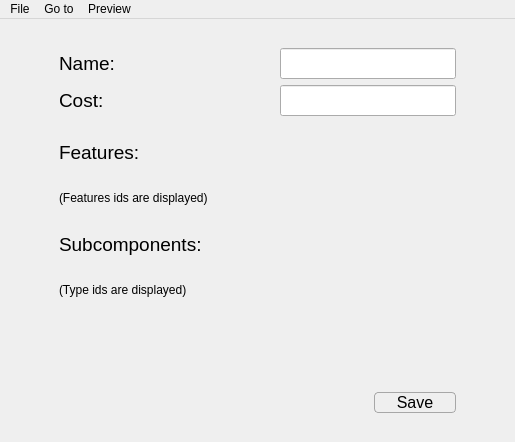
The window that lab2/task1-SystemConfigFileEditor/mainwindow.ui (yevkk/labs-oop) describes before a commit, drawn with Qt 5.
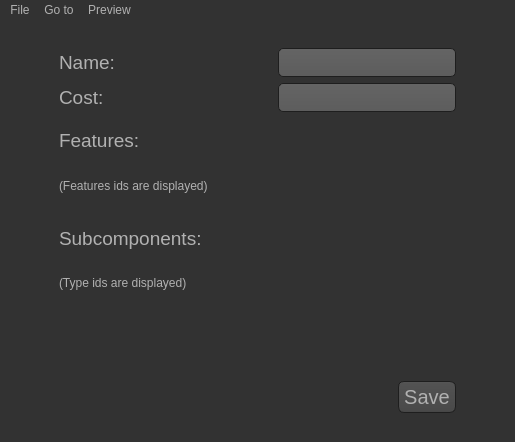
The same window after the commit. The open tabs and pages were chosen to show the change. Icons and pictures are not drawn.

```diff
--- a/lab2/task1-SystemConfigFileEditor/mainwindow.ui
+++ b/lab2/task1-SystemConfigFileEditor/mainwindow.ui
@@ -20,22 +20,345 @@
    <string>System ConfigFile Editor</string>
   </property>
   <property name="styleSheet">
-   <string notr="true">QPushButton {
-	border: 1px solid rgb(167, 167, 167);
-    border-radius: 4px;
-    background-color: qlineargradient(x1: 0, y1: 0, x2: 0, y2: 1,
-                                       stop: 0 #f6f7fa, stop: 1 #dadbde);
-     min-width: 80px;
+   <string notr="true">
+QWidget
+{
+    color: #b1b1b1;
+    background-color: #323232;
 }
 
-QPushButton:pressed {
-     background-color: qlineargradient(x1: 0, y1: 0, x2: 0, y2: 1,
-                                       stop: 0 #dadbde, stop: 1 #f6f7fa);
+QWidget:item:hover
+{
+    background-color: QLinearGradient( x1: 0, y1: 0, x2: 0, y2: 1, stop: 0 #ffa02f, stop: 1 #ca0619);
+    color: #000000;
 }
 
-QTableView {
-	selection-background-color: rgb(222, 0, 0);
-	selection-color: rgb(255, 255, 255);
+QWidget:item:selected
+{
+    background-color: QLinearGradient( x1: 0, y1: 0, x2: 0, y2: 1, stop: 0 #ffa02f, stop: 1 #d7801a);
+}
+
+QMenuBar::item
+{
+    background: transparent;
+}
+
+QMenuBar::item:selected
+{
+    background: transparent;
+    border: 1px solid #ffaa00;
+}
+
+QMenuBar::item:pressed
+{
+    background: #444;
+    border: 1px solid #000;
+    background-color: QLinearGradient(
+        x1:0, y1:0,
+        x2:0, y2:1,
+        stop:1 #212121,
+        stop:0.4 #343434/*,
+        stop:0.2 #343434,
+        stop:0.1 #ffaa00*/
+    );
+    margin-bottom:-1px;
+    padding-bottom:1px;
+}
+
+QMenu
+{
+    border: 1px solid #000;
+}
+
+QMenu::item
+{
+    padding: 2px 20px 2px 20px;
+}
+
+QMenu::item:selected
+{
+    color: #000000;
+}
+
+QWidget:disabled
+{
+    color: #404040;
+    background-color: #323232;
+}
+
+QAbstractItemView
+{
+    background-color: QLinearGradient( x1: 0, y1: 0, x2: 0, y2: 1, stop: 0 #4d4d4d, stop: 0.1 #646464, stop: 1 #5d5d5d);
+}
+
+QWidget:focus
+{
+    /*border: 2px solid QLinearGradient( x1: 0, y1: 0, x2: 0, y2: 1, stop: 0 #ffa02f, stop: 1 #d7801a);*/
+}
+
+QLineEdit
+{
+    background-color: QLinearGradient( x1: 0, y1: 0, x2: 0, y2: 1, stop: 0 #4d4d4d, stop: 0 #646464, stop: 1 #5d5d5d);
+    padding: 1px;
+    border-style: solid;
+    border: 1px solid #1e1e1e;
+    border-radius: 5;
+}
+
+QPushButton
+{
+    color: #b1b1b1;
+    background-color: QLinearGradient( x1: 0, y1: 0, x2: 0, y2: 1, stop: 0 #565656, stop: 0.1 #525252, stop: 0.5 #4e4e4e, stop: 0.9 #4a4a4a, stop: 1 #464646);
+    border-width: 1px;
+    border-color: #1e1e1e;
+    border-style: solid;
+    border-radius: 6;
+    padding: 3px;
+    font-size: 12px;
+    padding-left: 5px;
+    padding-right: 5px;
+}
+
+QPushButton:pressed
+{
+    background-color: QLinearGradient( x1: 0, y1: 0, x2: 0, y2: 1, stop: 0 #2d2d2d, stop: 0.1 #2b2b2b, stop: 0.5 #292929, stop: 0.9 #282828, stop: 1 #252525);
+}
+
+QComboBox
+{
+    selection-background-color: #ffaa00;
+    background-color: QLinearGradient( x1: 0, y1: 0, x2: 0, y2: 1, stop: 0 #565656, stop: 0.1 #525252, stop: 0.5 #4e4e4e, stop: 0.9 #4a4a4a, stop: 1 #464646);
+    border-style: solid;
+    border: 1px solid #1e1e1e;
+    border-radius: 5;
+}
+
+QComboBox:hover,QPushButton:hover
+{
+    border: 2px solid QLinearGradient( x1: 0, y1: 0, x2: 0, y2: 1, stop: 0 #ffa02f, stop: 1 #d7801a);
+}
+
+
+QComboBox:on
+{
+    padding-top: 3px;
+    padding-left: 4px;
+    background-color: QLinearGradient( x1: 0, y1: 0, x2: 0, y2: 1, stop: 0 #2d2d2d, stop: 0.1 #2b2b2b, stop: 0.5 #292929, stop: 0.9 #282828, stop: 1 #252525);
+    selection-background-color: #ffaa00;
+}
+
+QComboBox QAbstractItemView
+{
+    border: 2px solid darkgray;
+    selection-background-color: QLinearGradient( x1: 0, y1: 0, x2: 0, y2: 1, stop: 0 #ffa02f, stop: 1 #d7801a);
+}
+
+QComboBox::drop-down
+{
+     subcontrol-origin: padding;
+     subcontrol-position: top right;
+     width: 15px;
+
+     border-left-width: 0px;
+     border-left-color: darkgray;
+     border-left-style: solid; /* just a single line */
+     border-top-right-radius: 3px; /* same radius as the QComboBox */
+     border-bottom-right-radius: 3px;
+ }
+
+QComboBox::down-arrow
+{
+     image: url(:/down_arrow.png);
+}
+
+QGroupBox:focus
+{
+border: 2px solid QLinearGradient( x1: 0, y1: 0, x2: 0, y2: 1, stop: 0 #ffa02f, stop: 1 #d7801a);
+}
+
+QTextEdit:focus
+{
+    border: 2px solid QLinearGradient( x1: 0, y1: 0, x2: 0, y2: 1, stop: 0 #ffa02f, stop: 1 #d7801a);
+}
+
+QScrollBar:horizontal {
+     border: 1px solid #222222;
+     background: QLinearGradient( x1: 0, y1: 0, x2: 0, y2: 1, stop: 0.0 #121212, stop: 0.2 #282828, stop: 1 #484848);
+     height: 7px;
+     margin: 0px 16px 0 16px;
+}
+
+QScrollBar::handle:horizontal
+{
+      background: QLinearGradient( x1: 0, y1: 0, x2: 1, y2: 0, stop: 0 #ffa02f, stop: 0.5 #d7801a, stop: 1 #ffa02f);
+      min-height: 20px;
+      border-radius: 2px;
+}
+
+QScrollBar::add-line:horizontal {
+      border: 1px solid #1b1b19;
+      border-radius: 2px;
+      background: QLinearGradient( x1: 0, y1: 0, x2: 1, y2: 0, stop: 0 #ffa02f, stop: 1 #d7801a);
+      width: 14px;
+      subcontrol-position: right;
+      subcontrol-origin: margin;
+}
+
+QScrollBar::sub-line:horizontal {
+      border: 1px solid #1b1b19;
+      border-radius: 2px;
+      background: QLinearGradient( x1: 0, y1: 0, x2: 1, y2: 0, stop: 0 #ffa02f, stop: 1 #d7801a);
+      width: 14px;
+     subcontrol-position: left;
+     subcontrol-origin: margin;
+}
+
+QScrollBar::right-arrow:horizontal, QScrollBar::left-arrow:horizontal
+{
+      border: 1px solid black;
+      width: 1px;
+      height: 1px;
+      background: white;
+}
+
+QScrollBar::add-page:horizontal, QScrollBar::sub-page:horizontal
+{
+      background: none;
+}
+
+QScrollBar:vertical
+{
+      background: QLinearGradient( x1: 0, y1: 0, x2: 1, y2: 0, stop: 0.0 #121212, stop: 0.2 #282828, stop: 1 #484848);
+      width: 7px;
+      margin: 16px 0 16px 0;
+      border: 1px solid #222222;
+}
+
+QScrollBar::handle:vertical
+{
+      background: QLinearGradient( x1: 0, y1: 0, x2: 0, y2: 1, stop: 0 #ffa02f, stop: 0.5 #d7801a, stop: 1 #ffa02f);
+      min-height: 20px;
+      border-radius: 2px;
+}
+
+QScrollBar::add-line:vertical
+{
+      border: 1px solid #1b1b19;
+      border-radius: 2px;
+      background: QLinearGradient( x1: 0, y1: 0, x2: 0, y2: 1, stop: 0 #ffa02f, stop: 1 #d7801a);
+      height: 14px;
+      subcontrol-position: bottom;
+      subcontrol-origin: margin;
+}
+
+QScrollBar::sub-line:vertical
+{
+      border: 1px solid #1b1b19;
+      border-radius: 2px;
+      background: QLinearGradient( x1: 0, y1: 0, x2: 0, y2: 1, stop: 0 #d7801a, stop: 1 #ffa02f);
+      height: 14px;
+      subcontrol-position: top;
+      subcontrol-origin: margin;
+}
+
+QScrollBar::up-arrow:vertical, QScrollBar::down-arrow:vertical
+{
+      border: 1px solid black;
+      width: 1px;
+      height: 1px;
+      background: white;
+}
+
+
+QScrollBar::add-page:vertical, QScrollBar::sub-page:vertical
+{
+      background: none;
+}
+
+QTextEdit
+{
+    background-color: #242424;
+}
+
+QPlainTextEdit
+{
+    background-color: #242424;
+}
+
+QHeaderView::section
+{
+    background-color: QLinearGradient(x1:0, y1:0, x2:0, y2:1, stop:0 #616161, stop: 0.5 #505050, stop: 0.6 #434343, stop:1 #656565);
+    color: white;
+    padding-left: 4px;
+    border: 1px solid #6c6c6c;
+}
+
+QCheckBox:disabled
+{
+color: #414141;
+}
+
+QMainWindow::separator
+{
+    background-color: QLinearGradient(x1:0, y1:0, x2:0, y2:1, stop:0 #161616, stop: 0.5 #151515, stop: 0.6 #212121, stop:1 #343434);
+    color: white;
+    padding-left: 4px;
+    border: 1px solid #4c4c4c;
+    spacing: 3px; /* spacing between items in the tool bar */
+}
+
+QMainWindow::separator:hover
+{
+
+    background-color: QLinearGradient(x1:0, y1:0, x2:0, y2:1, stop:0 #d7801a, stop:0.5 #b56c17 stop:1 #ffa02f);
+    color: white;
+    padding-left: 4px;
+    border: 1px solid #6c6c6c;
+    spacing: 3px; /* spacing between items in the tool bar */
+}
+
+QToolBar::handle
+{
+     spacing: 3px; /* spacing between items in the tool bar */
+     background: url(:/images/handle.png);
+}
+
+QMenu::separator
+{
+    height: 2px;
+    background-color: QLinearGradient(x1:0, y1:0, x2:0, y2:1, stop:0 #161616, stop: 0.5 #151515, stop: 0.6 #212121, stop:1 #343434);
+    color: white;
+    padding-left: 4px;
+    margin-left: 10px;
+    margin-right: 5px;
+}
+
+QCheckBox::indicator{
+    color: #b1b1b1;
+    background-color: #323232;
+    border: 1px solid #b1b1b1;
+    width: 9px;
+    height: 9px;
+}
+
+QRadioButton::indicator
+{
+    border-radius: 6px;
+}
+
+QRadioButton::indicator:hover, QCheckBox::indicator:hover
+{
+    border: 1px solid #ffaa00;
+}
+
+QCheckBox::indicator:checked
+{
+    image:url(:/images/checkbox.png);
+}
+
+QCheckBox::indicator:disabled, QRadioButton::indicator:disabled
+{
+    border: 1px solid #444;
 }</string>
   </property>
   <property name="iconSize">
@@ -710,7 +1033,7 @@
                    <x>0</x>
                    <y>0</y>
                    <width>227</width>
-                   <height>60</height>
+                   <height>45</height>
                   </rect>
                  </property>
                 </widget>
@@ -779,7 +1102,7 @@
                    <x>0</x>
                    <y>0</y>
                    <width>245</width>
-                   <height>60</height>
+                   <height>45</height>
                   </rect>
                  </property>
                 </widget>
@@ -835,9 +1158,12 @@
               <property name="font">
                <font>
                 <family>Yu Gothic UI</family>
-                <pointsize>12</pointsize>
+                <pointsize>-1</pointsize>
                </font>
               </property>
+              <property name="styleSheet">
+               <string notr="true">font-size: 20px;</string>
+              </property>
               <property name="text">
                <string>Save</string>
               </property>
```
Left out of the diff: 46 changed lines with no effect on the pictures.
